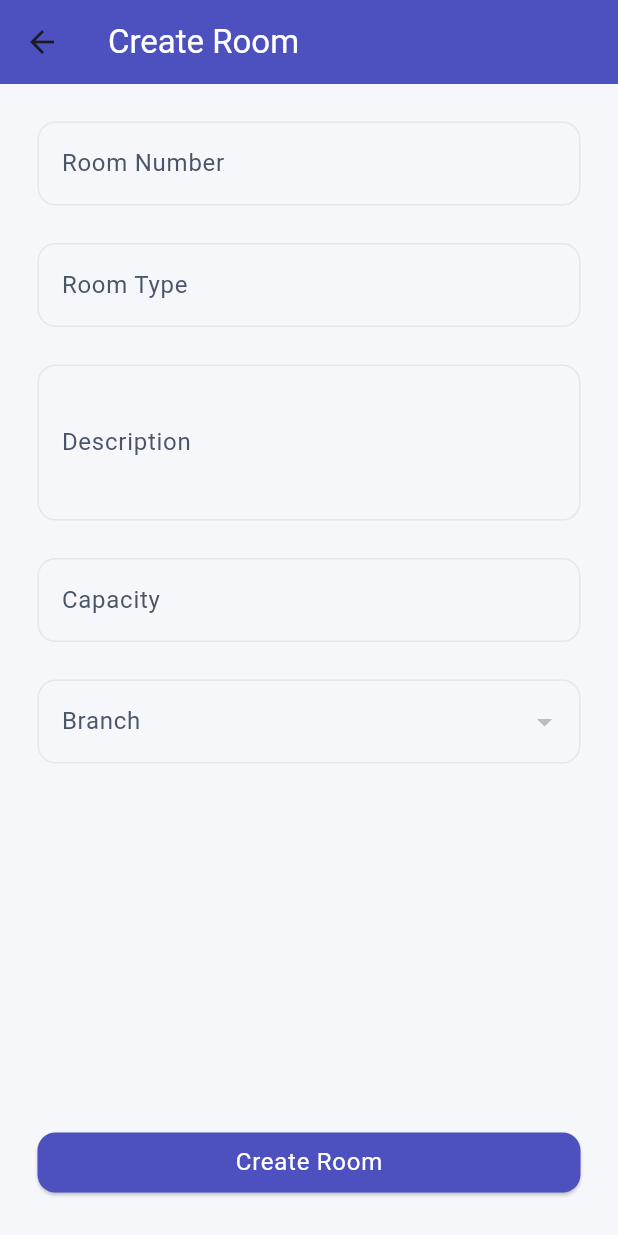
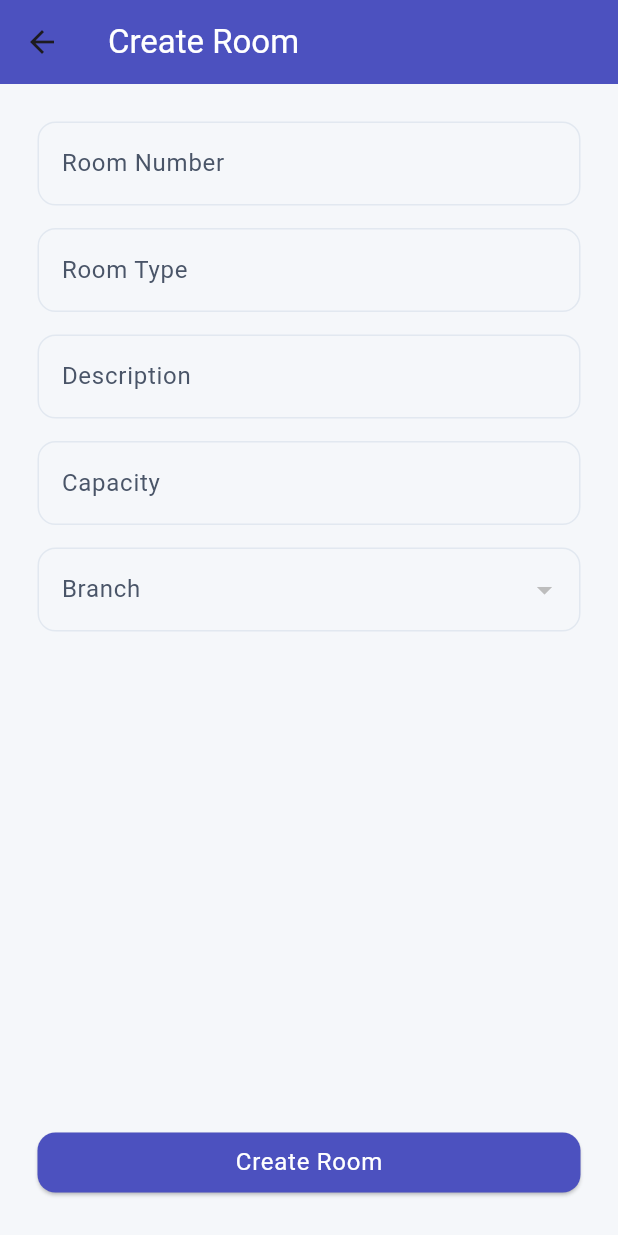
Before and after one commit to Andrewxyz123/MeetEasy, a Flutter app: the CreateRoomPage screen opened by its route, on a phone screen of 412 x 824 dp. Run offline on Flutter 3.47's test engine with Material 3 defaults, Android fonts, the phone set to English and light mode, and no system bars; our stand-ins replace flutter_local_notifications, get, get_storage, google_fonts, line_awesome_flutter, permission_handler and 2 more; accounts and stored records are empty; network calls fail.

```diff
--- a/frontend/frontend/lib/controllers/LoginController.dart
+++ b/frontend/frontend/lib/controllers/LoginController.dart
@@ -87,6 +87,7 @@ class LoginController {
         {'user': loggedInUser,
           'booking-list': bookingList,
           if (loggedInUser.role?.name?.toLowerCase() == 'room_manager') 'room-list': roomList,
+
         });
       } else {
         // Login failed
--- a/frontend/frontend/lib/main.dart
+++ b/frontend/frontend/lib/main.dart
@@ -61,10 +61,7 @@ class MyApp extends StatelessWidget {
         '/create-room': (context) => CreateRoomPage(),
         '/manage-booking-status': (context) => ManageBookingStatusPage(),
         '/booking-list': (context) => BookingPage(),
-        '/dashboard': (context) => DashboardPage(
-          company: dummyCompany,
-          companyBranch: dummyBranch,
-        ),
+        '/dashboard': (context) => DashboardPage(),
         '/room-list': (context) => RoomPage(),
       },
     );
--- a/frontend/frontend/lib/pages/room_views/create_room.dart
+++ b/frontend/frontend/lib/pages/room_views/create_room.dart
@@ -128,7 +128,7 @@ class _CreateRoomPageState extends State<CreateRoomPage> {
                   return null;
                 },
               ),
-              const SizedBox(height: 25),
+              const SizedBox(height: 15),
 
               // Room type
               TextFormField(
@@ -145,7 +145,7 @@ class _CreateRoomPageState extends State<CreateRoomPage> {
                   return null;
                 },
               ),
-              const SizedBox(height: 25),
+              const SizedBox(height: 15),
 
               // Description
               TextFormField(
@@ -154,7 +154,7 @@ class _CreateRoomPageState extends State<CreateRoomPage> {
                   labelText: 'Description',
                   labelStyle: theme.textTheme.bodyLarge,
                 ),
-                maxLines: 3,
+                maxLines: 1,
                 validator: (value) {
                   if (value == null || value.trim().isEmpty) {
                     return 'Please enter a description';
@@ -162,7 +162,7 @@ class _CreateRoomPageState extends State<CreateRoomPage> {
                   return null;
                 },
               ),
-              const SizedBox(height: 25),
+              const SizedBox(height: 15),
 
               // Capacity
               TextFormField(
@@ -183,7 +183,7 @@ class _CreateRoomPageState extends State<CreateRoomPage> {
                   return null;
                 },
               ),
-              const SizedBox(height: 25),
+              const SizedBox(height: 15),
 
               // Dropdown for selecting a company branch
               DropdownButtonFormField<CompanyBranch>(
@@ -205,7 +205,7 @@ class _CreateRoomPageState extends State<CreateRoomPage> {
                 },
                 validator: (value) => value == null ? 'Please select a branch' : null,
               ),
-              const SizedBox(height: 25),
+              const SizedBox(height: 15),
 
               // Create Room Button
               Spacer(),
--- a/frontend/frontend/pubspec.yaml
+++ b/frontend/frontend/pubspec.yaml
@@ -42,6 +42,9 @@ dependencies:
   get_storage: ^2.1.1
   shared_preferences: ^2.3.5
   intl: ^0.20.1
+  permission_handler: ^11.4.0
+  flutter_local_notifications: ^18.0.1
+  timezone: ^0.10.0
 
 dev_dependencies:
   flutter_test:
@@ -53,6 +56,8 @@ dev_dependencies:
   # package. See that file for information about deactivating specific lint
   # rules and activating additional ones.
   flutter_lints: ^4.0.0
+  flutter_local_notifications: ^18.0.1
+  permission_handler: ^11.4.0
 
 # For information on the generic Dart part of this file, see the
 # following page: https://dart.dev/tools/pub/pubspec
```
Also changed, not shown: frontend/frontend/lib/pages/dashboard_page.dart (+3 -7 lines), frontend/frontend/lib/pages/login_page.dart (+67 -7 lines), frontend/frontend/pubspec.lock, 15 other files.
